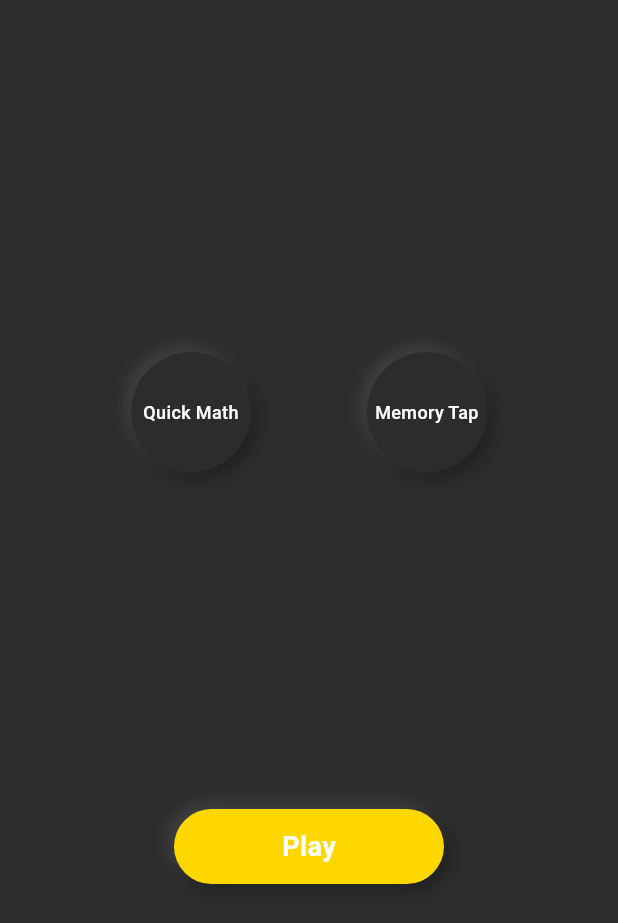
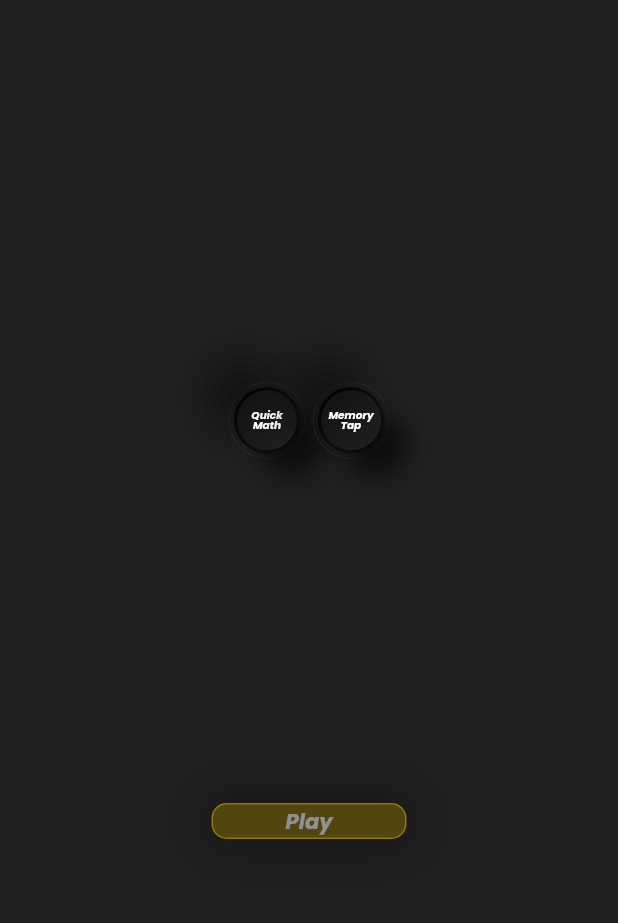
Before and after one commit to alvaradodaniel/project, a Flutter app: the screen it shows after launch, on a phone screen of 412 x 824 dp. Shown: the top 923 px of the screen. Run offline on Flutter 3.47's test engine with Material 3 defaults, Android fonts, the phone set to English and light mode, and no system bars.

Commit message:
fix main menu

```diff
--- a/lib/main_menu.dart
+++ b/lib/main_menu.dart
@@ -2,46 +2,57 @@ import 'package:flutter/material.dart';
 import 'math_game.dart';
 import 'memory_game.dart';
 
-class MainMenu extends StatelessWidget {
+class MainMenu extends StatefulWidget {
   const MainMenu({super.key});
+
+  @override
+  State<MainMenu> createState() => _MainMenuState();
+}
+
+class _MainMenuState extends State<MainMenu> {
+  String? selectedGame; // null = ningún juego seleccionado
 
   @override
   Widget build(BuildContext context) {
     return Scaffold(
-      backgroundColor: const Color(0xFF2C2C2C), // Fondo gris oscuro
+      backgroundColor: const Color.fromARGB(255, 32, 32, 32),
       body: SafeArea(
         child: Padding(
-          padding: const EdgeInsets.all(10.0),
+          padding: const EdgeInsets.all(15.0),
           child: Column(
-            mainAxisAlignment: MainAxisAlignment.spaceEvenly,
+            mainAxisAlignment: MainAxisAlignment.spaceBetween,
             children: [
-              // Sección superior con botones de juegos
+              const SizedBox(height: 10),
               Row(
-                mainAxisAlignment: MainAxisAlignment.spaceEvenly,
+                mainAxisAlignment: MainAxisAlignment.center,
                 children: [
-                  // Botón Quick Math
                   _buildGameButton(
                     context,
                     'Quick Math',
-                    () => Navigator.push(
-                      context,
-                      MaterialPageRoute(builder: (context) => const MathGame()),
+                    isSelected: selectedGame == 'Quick Math',
+                    onTap: () {
+                      setState(() {
+                        selectedGame = 'Quick Math';
+                      });
+                    },
                   ),
-                  ),
-                  // Botón Memory Tap
+                  const SizedBox(width: 5),
                   _buildGameButton(
                     context,
                     'Memory Tap',
-                    () => Navigator.push(
-                      context,
-                      MaterialPageRoute(builder: (context) => const MemoryGame()),
-                    ),
+                    isSelected: selectedGame == 'Memory Tap',
+                    onTap: () {
+                      setState(() {
+                        selectedGame = 'Memory Tap';
+                      });
+                    },
                   ),
                 ],
               ),
 
-              // Botón Play principal
               _buildPlayButton(context),
+
+              const SizedBox(height: 20),
             ],
           ),
         ),
@@ -49,39 +60,92 @@ class MainMenu extends StatelessWidget {
     );
   }
 
-  Widget _buildGameButton(BuildContext context, String text, VoidCallback onTap) {
-    final screenWidth = MediaQuery.of(context).size.width;
-    final buttonSize = (screenWidth * 0.35).clamp(60.0, 80.0); // Tamaño responsivo
-
-    return GestureDetector(
-      onTap: onTap,
+  Widget _buildGameButton(
+    BuildContext context,
+    String text, {
+    required VoidCallback onTap,
+    bool isSelected = false,
+  }) {
+    return Container(
+      padding: const EdgeInsets.all(3),
+      decoration: BoxDecoration(
+        shape: BoxShape.circle,
+        border: Border.all(
+          color: isSelected ? Colors.yellow : const Color(0xFF333333),
+          width: 0.5,
+        ),
+      ),
       child: Container(
-        width: buttonSize,
-        height: buttonSize,
         decoration: BoxDecoration(
-          color: const Color(0xFF2C2C2C),
           shape: BoxShape.circle,
-          boxShadow: [
+          gradient: const LinearGradient(
+            begin: Alignment.topLeft,
+            end: Alignment.bottomRight,
+            colors: [Color(0xFF000000), Color(0xFF1B1B1B)],
+          ),
+        ),
+        child: Padding(
+          padding: const EdgeInsets.all(2),
+          child: Container(
+            decoration: BoxDecoration(
+              shape: BoxShape.circle,
+              gradient: const LinearGradient(
+                begin: Alignment.topLeft,
+                end: Alignment.bottomRight,
+                colors: [
+                  Color.fromARGB(255, 17, 17, 17),
+                  Color.fromARGB(255, 34, 33, 33),
+                ],
+              ),
+              boxShadow: const [
                 BoxShadow(
-              color: Colors.black.withOpacity(0.3),
-              blurRadius: 8,
-              offset: const Offset(4, 4),
+                  color: Color.fromARGB(102, 0, 0, 0),
+                  offset: Offset(16.22, 16.22),
+                  blurRadius: 20,
                 ),
                 BoxShadow(
-              color: Colors.white.withOpacity(0.1),
-              blurRadius: 8,
-              offset: const Offset(-4, -4),
+                  color: Color.fromARGB(102, 0, 0, 0),
+                  offset: Offset(-16.22, -16.22),
+                  blurRadius: 30,
+                ),
+                BoxShadow(
+                  color: Color.fromARGB(102, 0, 0, 0),
+                  offset: Offset(16.22, 16.22),
+                  blurRadius: 10,
+                ),
+                BoxShadow(
+                  color: Color.fromARGB(102, 0, 0, 0),
+                  offset: Offset(-16.22, -16.22),
+                  blurRadius: 25,
                 ),
               ],
             ),
+            child: Material(
+              color: Colors.transparent,
+              shape: const CircleBorder(),
+              child: InkWell(
+                customBorder: const CircleBorder(),
+                onTap: onTap,
+                child: SizedBox(
+                  width: 40,
+                  height: 40,
                   child: Center(
                     child: Text(
                       text,
                       textAlign: TextAlign.center,
-            style: TextStyle(
+                      style: const TextStyle(
+                        fontFamily: 'Poppins',
+                        fontWeight: FontWeight.w700,
+                        fontStyle: FontStyle.italic,
+                        fontSize: 7,
+                        height: 1.0,
+                        letterSpacing: 0,
                         color: Colors.white,
-              fontSize: buttonSize * 0.15,
-              fontWeight: FontWeight.w500,
+                      ),
+                    ),
+                  ),
+                ),
+              ),
             ),
           ),
         ),
@@ -90,44 +154,47 @@ class MainMenu extends StatelessWidget {
   }
 
   Widget _buildPlayButton(BuildContext context) {
-    final screenWidth = MediaQuery.of(context).size.width;
-    final buttonWidth = (screenWidth * 0.8).clamp(120.0, 180.0); // Tamaño responsivo
+    final bool isDisabled = selectedGame == null;
 
     return GestureDetector(
-      onTap: () {
-        // Aquí podrías agregar lógica para seleccionar un juego aleatorio
-        // Por ahora navegamos al juego de memoria
+      onTap: isDisabled
+          ? null
+          : () {
+              if (selectedGame == 'Quick Math') {
+                Navigator.push(
+                  context,
+                  MaterialPageRoute(builder: (context) => const MathGame()),
+                );
+              } else if (selectedGame == 'Memory Tap') {
                 Navigator.push(
                   context,
                   MaterialPageRoute(builder: (context) => const MemoryGame()),
                 );
+              }
             },
+      child: Opacity(
+        opacity: isDisabled ? 0.5 : 1.0, // baja el tono si está deshabilitado
         child: Container(
-        width: buttonWidth,
-        height: 50,
+          width: 130,
+          height: 24,
           decoration: BoxDecoration(
-          color: const Color(0xFFFFD700), // Dorado
-          borderRadius: BorderRadius.circular(25),
-          boxShadow: [
-            BoxShadow(
-              color: Colors.black.withOpacity(0.3),
-              blurRadius: 8,
-              offset: const Offset(4, 4),
-            ),
-            BoxShadow(
-              color: Colors.white.withOpacity(0.1),
-              blurRadius: 8,
-              offset: const Offset(-4, -4),
-            ),
-          ],
+            color: const Color(0xFF826C00),
+            border: Border.all(color: const Color(0xFFFFCB00), width: 1),
+            borderRadius: BorderRadius.circular(10),
+            boxShadow: [BoxShadow(color: Colors.black, blurRadius: 25)],
           ),
           child: const Center(
             child: Text(
               'Play',
               style: TextStyle(
+                fontFamily: 'Poppins',
+                fontWeight: FontWeight.w800,
+                fontStyle: FontStyle.italic,
+                fontSize: 14,
+                height: 28.35 / 30,
+                letterSpacing: 0,
                 color: Colors.white,
-              fontSize: 18,
-              fontWeight: FontWeight.bold,
+              ),
             ),
           ),
         ),
```
Also changed, not shown: lib/game_screen.dart (added, +264 -0 lines), pubspec.yaml (+12 -2 lines), assets/fonts/Poppins-Bold.ttf (added), assets/fonts/Poppins-BoldItalic.ttf (added), assets/fonts/Poppins-Italic.ttf (added), assets/fonts/Poppins-Regular.ttf (added). Lines whose indentation alone changed are shown as unchanged.
